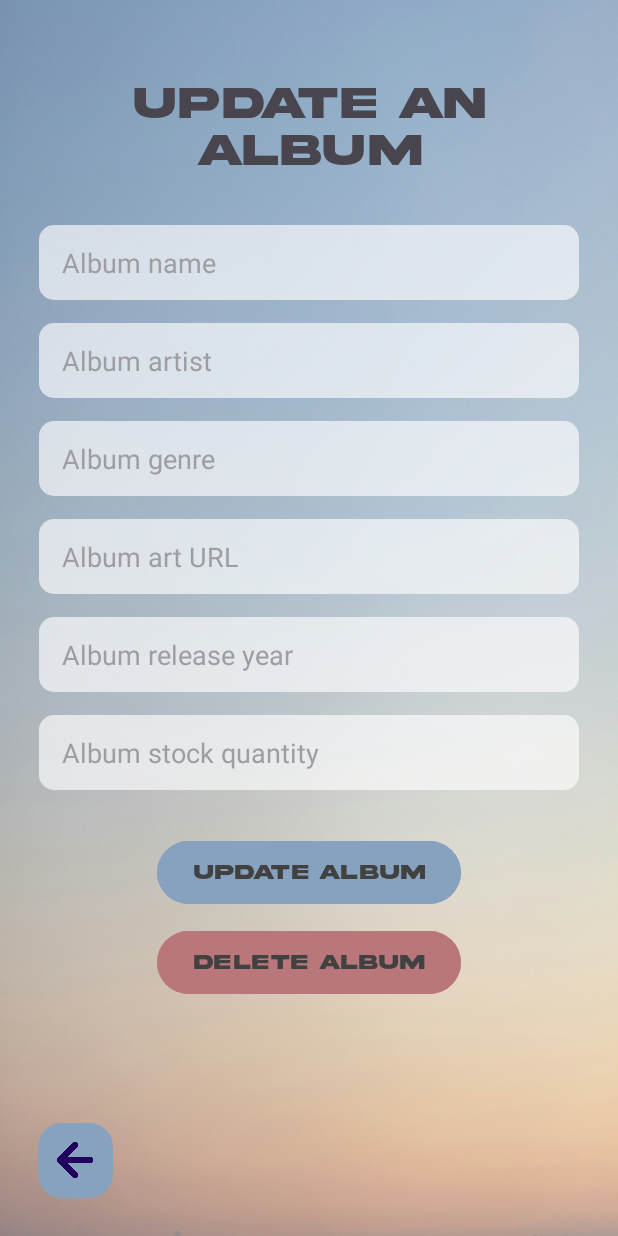
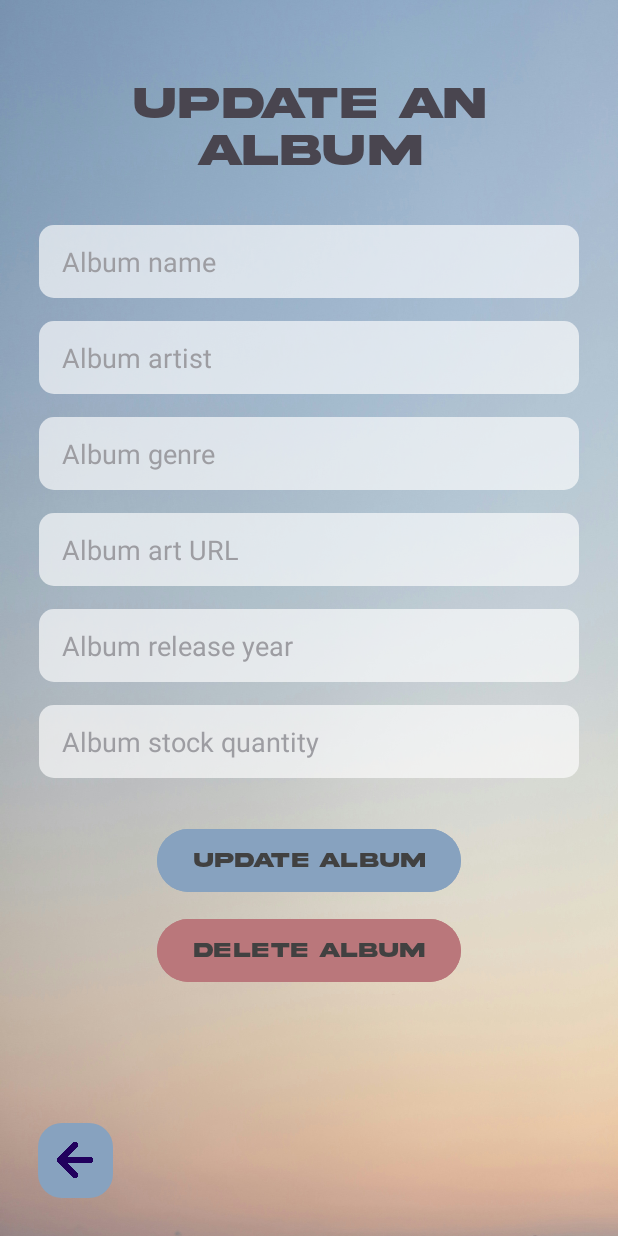
Before and after one commit to s-kettle/record-shop-android-app, an Android app: the UpdateAlbumActivity screen opened directly, with no data from a screen before it, on a phone screen of 412 x 824 dp. Run offline under Robolectric (Android 15) with nearby library versions, the phone set to English and light mode, and no system bars; our stand-ins replace data binding.

Commit message:
UI: improve input text wrapping on add/update album

```diff
--- a/app/src/main/res/layout/activity_update_album.xml
+++ b/app/src/main/res/layout/activity_update_album.xml
@@ -36,7 +36,9 @@
         <EditText
                 android:id="@+id/albumNameInput"
                 android:layout_width="match_parent"
-                android:layout_height="50dp"
+                android:layout_height="wrap_content"
+                android:paddingTop="12dp"
+                android:paddingBottom="12dp"
                 android:hint="Album name"
                 android:textColorHint="@color/grey"
                 android:text="@={album.name}"
@@ -50,7 +52,9 @@
         <EditText
                 android:id="@+id/albumArtistInput"
                 android:layout_width="match_parent"
-                android:layout_height="50dp"
+                android:layout_height="wrap_content"
+                android:paddingTop="12dp"
+                android:paddingBottom="12dp"
                 android:hint="Album artist"
                 android:textColorHint="@color/grey"
                 android:text="@={album.artist}"
@@ -65,7 +69,9 @@
         <EditText
                 android:id="@+id/albumGenreInput"
                 android:layout_width="match_parent"
-                android:layout_height="50dp"
+                android:layout_height="wrap_content"
+                android:paddingTop="12dp"
+                android:paddingBottom="12dp"
                 android:hint="Album genre"
                 android:textColorHint="@color/grey"
                 android:text="@={album.genre}"
@@ -80,7 +86,9 @@
         <EditText
                 android:id="@+id/albumArtURLInput"
                 android:layout_width="match_parent"
-                android:layout_height="50dp"
+                android:layout_height="wrap_content"
+                android:paddingTop="12dp"
+                android:paddingBottom="12dp"
                 android:hint="Album art URL"
                 android:textColorHint="@color/grey"
                 android:text="@={album.artUrl}"
@@ -95,7 +103,9 @@
         <EditText
                 android:id="@+id/albumYearInput"
                 android:layout_width="match_parent"
-                android:layout_height="50dp"
+                android:layout_height="wrap_content"
+                android:paddingTop="12dp"
+                android:paddingBottom="12dp"
                 android:hint="Album release year"
                 android:textColorHint="@color/grey"
                 android:text="@={`` + album.releaseYear}"
@@ -110,7 +120,9 @@
         <EditText
                 android:id="@+id/albumStockInput"
                 android:layout_width="match_parent"
-                android:layout_height="50dp"
+                android:layout_height="wrap_content"
+                android:paddingTop="12dp"
+                android:paddingBottom="12dp"
                 android:hint="Album stock quantity"
                 android:textColorHint="@color/grey"
                 android:text="@={`` + album.stockQuantity}"
```
Also changed, not shown: app/src/main/res/layout/activity_add_new_album.xml (+18 -6 lines).
